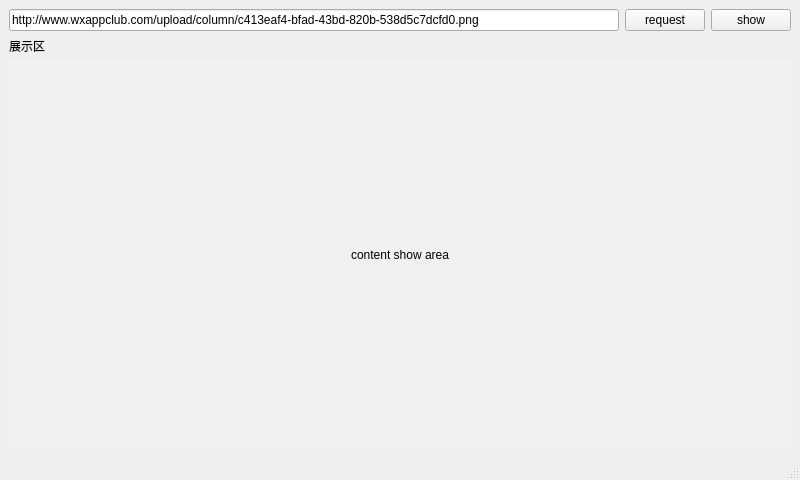
Above: src/forms/mainWindows/httpTest.ui from rrrriiiiich/iams before the change. Below: the same form after it.
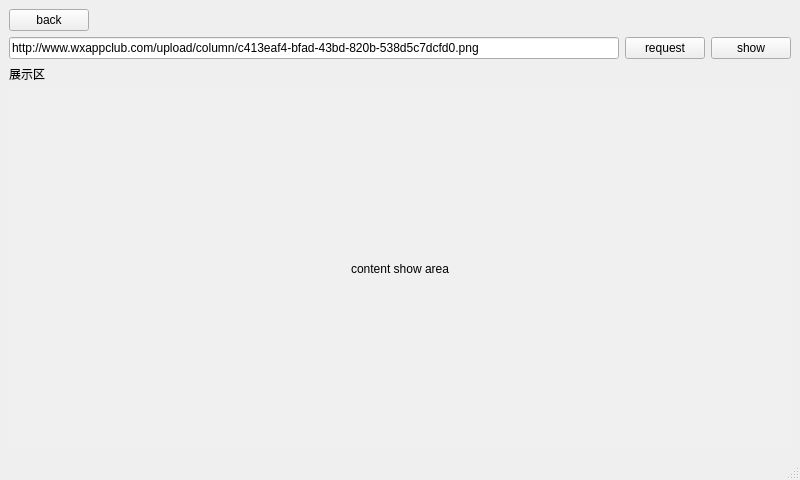
That is the form after the change.

Commit message: feat: httpTest添加返回按钮

```diff
--- a/src/forms/mainWindows/httpTest.ui
+++ b/src/forms/mainWindows/httpTest.ui
@@ -22,6 +22,36 @@
   <widget class="QWidget" name="centralwidget">
    <layout class="QGridLayout" name="gridLayout">
     <item row="0" column="0">
+     <layout class="QHBoxLayout" name="horizontalLayout_2">
+      <item>
+       <widget class="QPushButton" name="backButton">
+        <property name="sizePolicy">
+         <sizepolicy hsizetype="Maximum" vsizetype="Minimum">
+          <horstretch>0</horstretch>
+          <verstretch>0</verstretch>
+         </sizepolicy>
+        </property>
+        <property name="text">
+         <string>back</string>
+        </property>
+       </widget>
+      </item>
+      <item>
+       <spacer name="horizontalSpacer_2">
+        <property name="orientation">
+         <enum>Qt::Horizontal</enum>
+        </property>
+        <property name="sizeHint" stdset="0">
+         <size>
+          <width>40</width>
+          <height>20</height>
+         </size>
+        </property>
+       </spacer>
+      </item>
+     </layout>
+    </item>
+    <item row="1" column="0">
      <layout class="QHBoxLayout" name="horizontalLayout">
       <item>
        <widget class="QLineEdit" name="urlEdit">
@@ -46,7 +76,7 @@
       </item>
      </layout>
     </item>
-    <item row="1" column="0">
+    <item row="2" column="0">
      <layout class="QVBoxLayout" name="verticalLayout">
       <item>
        <widget class="QLabel" name="label_2">
```
The commit also changes 2 other files.
